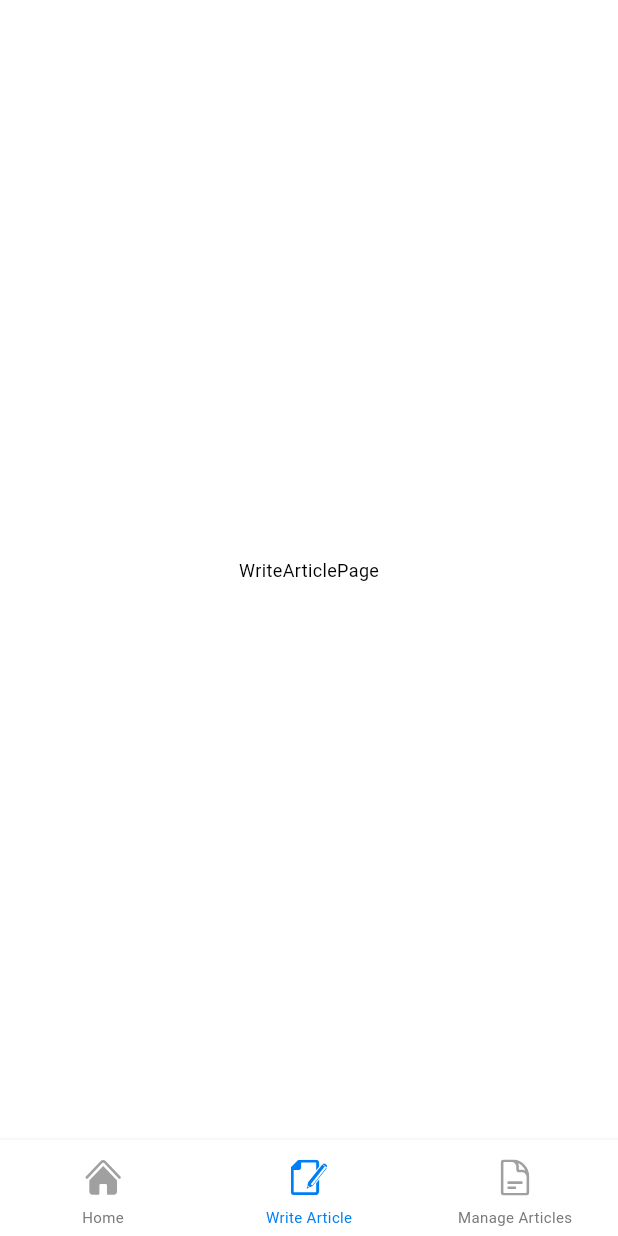
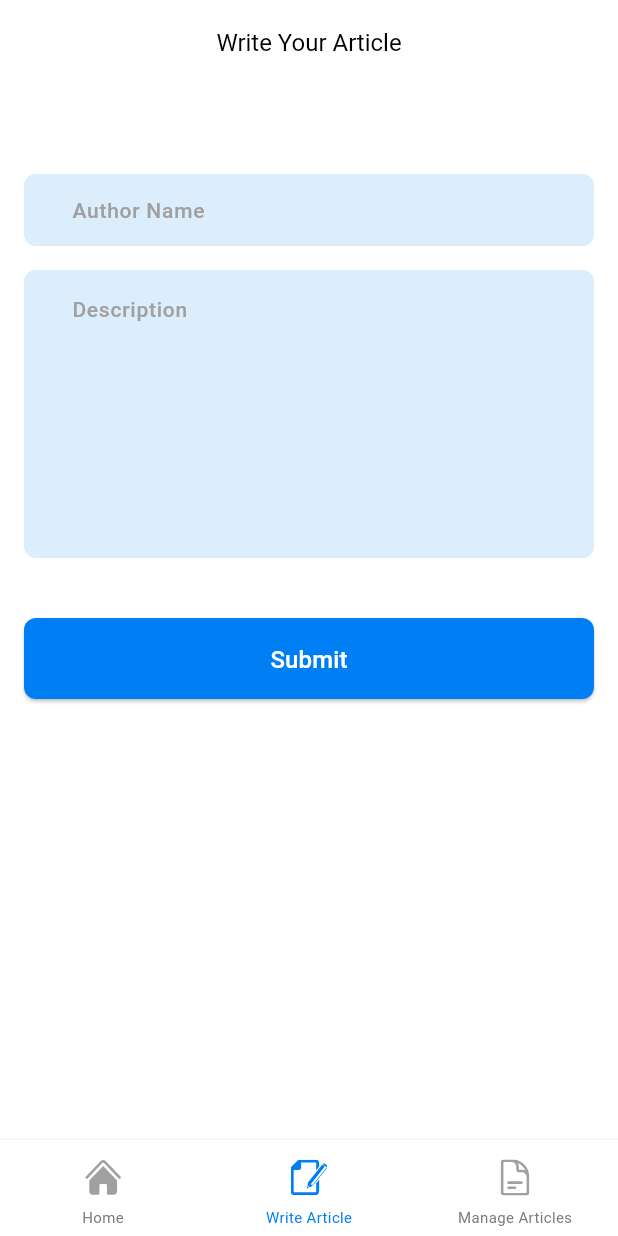
Before and after one commit to AbbasAsadi/crud-application, a Flutter app: the screen it shows after launch, item 2 of the bottom bar chosen, on a phone screen of 412 x 824 dp. Run offline on Flutter 3.47's test engine with Material 3 defaults, Android fonts, the light colour scheme and no system bars; our stand-ins replace dio, flutter_svg, gap, get_it, go_router, logger; network calls fail.

Commit message:
clean design of home_page.dart + write_article_provider.dart

```diff
--- a/lib/src/modules/article_detail/article_page.dart
+++ b/lib/src/modules/article_detail/article_page.dart
@@ -112,9 +112,7 @@ class _ArticlePage extends StatelessWidget {
             const Gap(16),
             getCommentList(staticProvider.commentList),
             const Gap(32),
-            Padding(
-              padding: const EdgeInsets.all(16.0),
-              child: TextField(
+            TextField(
               focusNode: staticProvider.writeCommentFocusNode,
               controller: staticProvider.writeCommentTextController,
               maxLines: 2,
@@ -129,7 +127,7 @@ class _ArticlePage extends StatelessWidget {
                     'Send',
                     style: context.textTheme.labelSmall?.copyWith(color: AppColors.primaryMedium),
                   ),
-                    )),
+                ),
               ),
             ),
           ],
--- a/lib/src/modules/dashboard/dashboard_provider.dart
+++ b/lib/src/modules/dashboard/dashboard_provider.dart
@@ -6,5 +6,9 @@ class DashboardProvider extends SafeProvider {
 
   List<ArticleResponse> yourArticles = [];
 
+  void addArticle(ArticleResponse article) {
+    yourArticles.add(article);
+    notifyListeners();
+  }
 
 }
--- a/lib/src/modules/write_article/write_article_page.dart
+++ b/lib/src/modules/write_article/write_article_page.dart
@@ -1,13 +1,96 @@
+import 'package:crud/src/helper/context_extensions.dart';
+import 'package:crud/src/modules/write_article/write_article_provider.dart';
+import 'package:crud/src/theme/app_colors.dart';
 import 'package:flutter/material.dart';
+import 'package:gap/gap.dart';
+import 'package:provider/provider.dart';
 
 class WriteArticlePage extends StatelessWidget {
   const WriteArticlePage({super.key});
 
   @override
   Widget build(BuildContext context) {
+    return ChangeNotifierProvider(
+      create: (_) => WriteArticleProvider(context),
+      child: const _WriteArticlePage(),
+    );
+  }
+}
+
+class _WriteArticlePage extends StatelessWidget {
+  const _WriteArticlePage();
+
+  @override
+  Widget build(BuildContext context) {
+    var staticProvider = context.read<WriteArticleProvider>();
+
     return Scaffold(
-      body: Center(
-        child: Text('WriteArticlePage'),
+      appBar: AppBar(
+        centerTitle: true,
+        toolbarHeight: 56,
+        title: Text(
+          'Write Your Article',
+          style: context.textTheme.headlineMedium,
+        ),
+      ),
+      body: SingleChildScrollView(
+        padding: const EdgeInsets.symmetric(horizontal: 16),
+        child: Form(
+          key: staticProvider.formKey,
+          child: Column(
+            children: [
+              const Gap(60),
+              TextFormField(
+                controller: staticProvider.authorNameTextController,
+                focusNode: staticProvider.authorNameFocusNode,
+                validator: staticProvider.authorValidatorMethod,
+                autovalidateMode: AutovalidateMode.onUserInteraction,
+                maxLines: 2,
+                minLines: 1,
+                keyboardType: TextInputType.name,
+                textInputAction: TextInputAction.next,
+                onFieldSubmitted: (_) => staticProvider.descriptionFocusNode.requestFocus,
+                decoration: const InputDecoration(
+                  contentPadding: EdgeInsets.fromLTRB(16, 0, 16, 0),
+                  hintText: 'Author Name',
+                ),
+              ),
+              const Gap(16),
+              TextFormField(
+                controller: staticProvider.descriptionTextController,
+                focusNode: staticProvider.descriptionFocusNode,
+                autovalidateMode: AutovalidateMode.onUserInteraction,
+                maxLines: 20,
+                minLines: 8,
+                validator: staticProvider.descriptionValidatorMethod,
+                decoration: const InputDecoration(
+                  contentPadding: EdgeInsets.all(16),
+                  hintText: 'Description',
+                ),
+              ),
+              const Gap(40),
+              Row(
+                mainAxisSize: MainAxisSize.max,
+                children: [
+                  Expanded(
+                    child: ElevatedButton(
+                      onPressed: staticProvider.submitArticle,
+                      style: ElevatedButton.styleFrom(
+                        surfaceTintColor: AppColors.primaryMedium,
+                        backgroundColor: AppColors.primaryMedium,
+                        shape: RoundedRectangleBorder(borderRadius: BorderRadius.circular(8),),
+                        padding: const EdgeInsets.all(16)
+                      ),
+                      child: Text('Submit', style: context.textTheme.titleSmall?.copyWith(color: AppColors.white),),
+                    ),
+                  ),
+                ],
+              ),
+              const Gap(32),
+
+            ],
+          ),
+        ),
       ),
     );
   }
--- a/lib/src/theme/app_colors.dart
+++ b/lib/src/theme/app_colors.dart
@@ -33,5 +33,5 @@ class AppColors {
 
 
   static const redError = Color(0xFFB00020);
-
+  static const successGreen = Color(0xFF12B000);
 }
--- a/lib/src/theme/app_theme.dart
+++ b/lib/src/theme/app_theme.dart
@@ -26,36 +26,44 @@ mixin AppTheme {
     inputDecorationTheme: InputDecorationTheme(
       focusedBorder: OutlineInputBorder(
         gapPadding: 16,
-        borderRadius: BorderRadius.circular(50),
+        borderRadius: BorderRadius.circular(8),
         borderSide: const BorderSide(
           color: AppColors.gray400,
         ),
       ),
       enabledBorder:  OutlineInputBorder(
-        borderRadius: BorderRadius.circular(50),
+        borderRadius: BorderRadius.circular(8),
         gapPadding: 16,
         borderSide: const BorderSide(
           color: AppColors.gray100,
         ),
       ),
       disabledBorder:  OutlineInputBorder(
-        borderRadius: BorderRadius.circular(50),
+        borderRadius: BorderRadius.circular(8),
         gapPadding: 16,
         borderSide: const BorderSide(
           color: AppColors.gray100,
         ),
       ),
-      focusedErrorBorder:  OutlineInputBorder(
-        borderRadius: BorderRadius.circular(50),
+      errorBorder: OutlineInputBorder(
+        borderRadius: BorderRadius.circular(8),
         gapPadding: 16,
         borderSide: const BorderSide(
-          color: AppColors.secondaryMedium,
+          color: AppColors.redError,
         ),
       ),
-      filled: false,
+      focusedErrorBorder:  OutlineInputBorder(
+        borderRadius: BorderRadius.circular(8),
+        gapPadding: 16,
+        borderSide: const BorderSide(
+          color: AppColors.redError,
+        ),
+      ),
+      filled: true,
+      fillColor: AppColors.gray100,
       contentPadding: const EdgeInsets.symmetric(horizontal: 16, vertical: 8),
-      labelStyle: defaultTextTheme.headlineMedium!.copyWith(color: AppColors.gray50),
-      errorStyle: defaultTextTheme.headlineMedium!.copyWith(color: AppColors.redError),
+      labelStyle: defaultTextTheme.bodyLarge!.copyWith(color: AppColors.gray50),
+      errorStyle: defaultTextTheme.bodyMedium!.copyWith(color: AppColors.redError),
       hintStyle: defaultTextTheme.bodyLarge!.copyWith(color: AppColors.gray50),
     ),
 
```
Also changed, not shown: lib/src/modules/home/_components/home_successful_widget.dart (+1 -21 lines), lib/src/modules/home/_model/entity/article_response.dart (+4 -4 lines), lib/src/modules/home/home_page.dart (+37 -2 lines), lib/src/modules/write_article/write_article_provider.dart (added, +80 -0 lines). Lines whose indentation alone changed are shown as unchanged.
